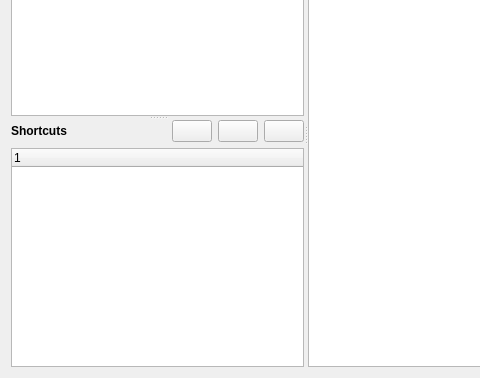
Qt form bin/ui/tree.ui (xrg/openerp-client-kde) before a commit; both pictures show x 0 to 480 and y 111 to 489 of the 612 by 489 pixel window.
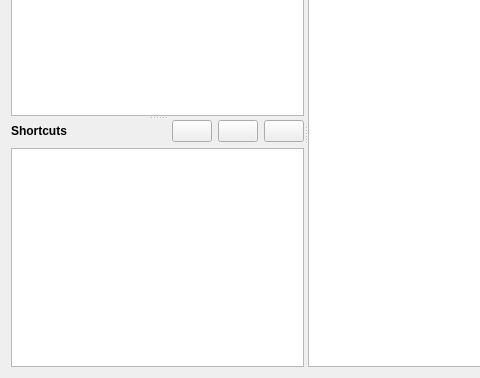
The same form after that commit. Icons and pictures are not drawn. Custom widgets are drawn as their Qt base class.

Commit message: Removed ShortcutsListWidget (or something like that) widget and use TreeModel and a QListView instead as it seems simpler.

```diff
--- a/bin/ui/tree.ui
+++ b/bin/ui/tree.ui
@@ -131,19 +131,7 @@
          </layout>
         </item>
         <item>
-         <widget class="ShortcutsListWidget" name="uiShortcuts" >
-          <property name="sizePolicy" >
-           <sizepolicy vsizetype="Expanding" hsizetype="Preferred" >
-            <horstretch>0</horstretch>
-            <verstretch>0</verstretch>
-           </sizepolicy>
-          </property>
-          <column>
-           <property name="text" >
-            <string>1</string>
-           </property>
-          </column>
-         </widget>
+         <widget class="QListView" name="uiShortcuts" />
         </item>
        </layout>
       </widget>
@@ -160,13 +148,6 @@
    </item>
   </layout>
  </widget>
- <customwidgets>
-  <customwidget>
-   <class>ShortcutsListWidget</class>
-   <extends>QTreeWidget</extends>
-   <header>modules.gui.window.view_tree</header>
-  </customwidget>
- </customwidgets>
  <resources>
   <include location="common.qrc" />
  </resources>
```
Left out of the diff: 9 changed lines with no effect on the pictures. The commit also changes 3 other files.
